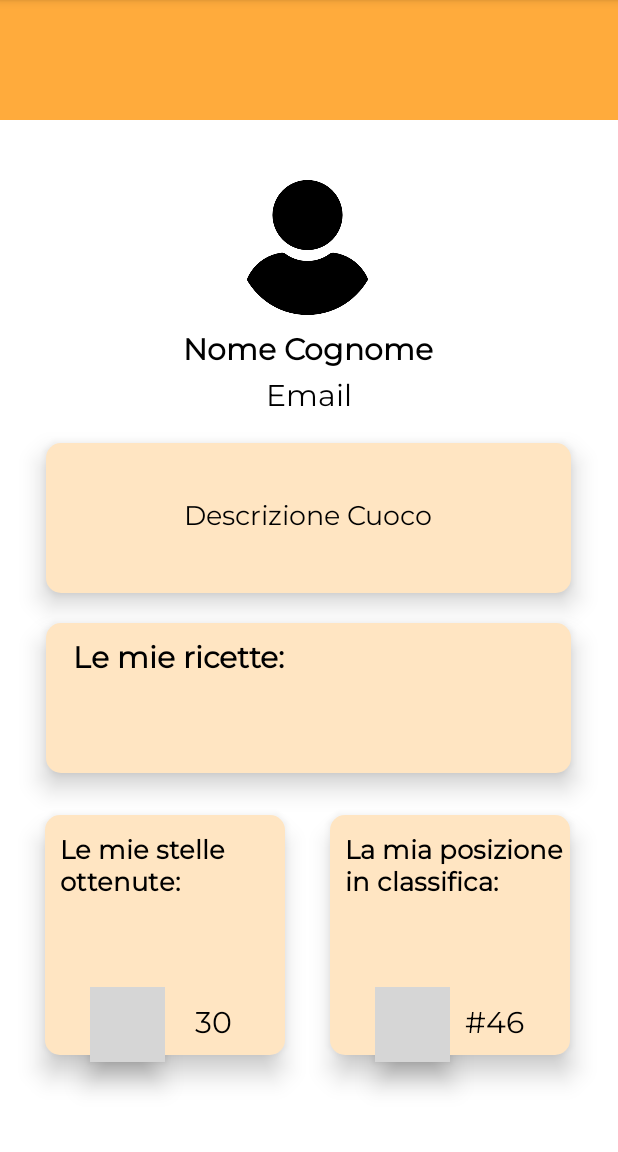
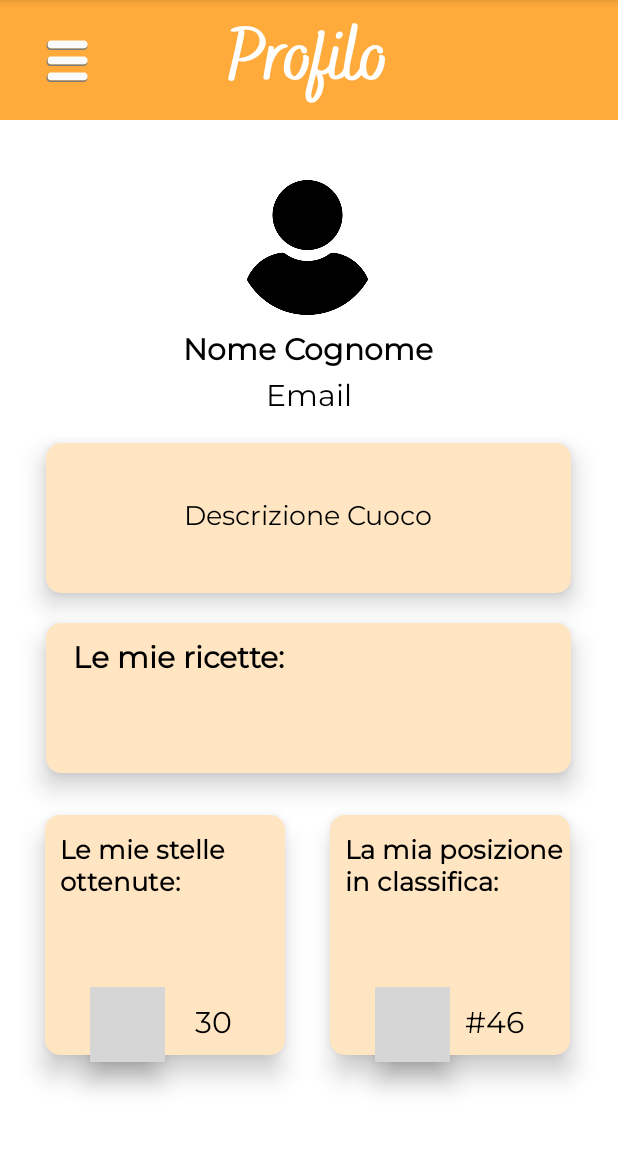
Before and after one commit to filippoarmani/ricettiamo, an Android app: the profile screen opened directly, with no data from a screen before it, on a phone screen of 412 x 824 dp, the part 84-1236 px from its top. Run offline under Robolectric (Android 15) with nearby library versions, the phone set to English and light mode, and no system bars; grey boxes are pictures that could not be loaded.

Commit message:
font bakerie

```diff
--- /dev/null
+++ b/app/src/main/res/drawable/menulat.xml
@@ -0,0 +1,33 @@
+<?xml version="1.0" encoding="utf-8"?>
+<vector xmlns:android="http://schemas.android.com/apk/res/android"
+    android:width="400dp"
+    android:height="334.66666666666663dp"
+    android:viewportWidth="400"
+    android:viewportHeight="334.66666666666663">
+
+    <path
+        android:fillColor="#fbfbfb"
+        android:fillType="evenOdd"
+        android:strokeWidth="1"
+        android:pathData="M43.833 19.710 C 15.676 27.712,14.542 67.321,42.213 76.277 C 46.744 77.744,42.130 77.705,201.667 77.600 L 354.167 77.500 356.833 76.733 C 385.909 68.369,385.844 28.250,356.742 19.816 L 353.925 19.000 200.046 19.024 C 47.486 19.047,46.147 19.053,43.833 19.710 M46.278 138.188 C 15.719 143.732,13.525 186.602,43.333 195.734 L 45.833 196.500 199.000 196.591 C 367.888 196.691,354.307 196.853,359.912 194.678 C 373.394 189.446,381.659 173.814,378.011 160.448 C 375.086 149.732,367.026 141.667,356.167 138.589 L 353.500 137.833 201.167 137.779 C 72.346 137.732,48.439 137.796,46.278 138.188 M47.455 257.016 C 40.519 257.926,32.933 262.138,28.740 267.408 C 14.723 285.023,23.673 310.660,45.403 315.137 C 49.338 315.948,350.995 315.948,354.931 315.137 C 377.060 310.577,386.351 284.021,371.653 267.341 C 367.354 262.462,362.565 259.526,355.500 257.436 C 353.339 256.797,52.255 256.387,47.455 257.016" />
+    <path
+        android:fillColor="#acacac"
+        android:fillType="evenOdd"
+        android:strokeWidth="1"
+        android:pathData="M124.944 77.917 C 166.438 77.963,234.238 77.963,275.611 77.917 C 316.983 77.870,283.033 77.832,200.167 77.832 C 117.300 77.832,83.450 77.870,124.944 77.917" />
+    <path
+        android:fillColor="#7b7b7b"
+        android:fillType="evenOdd"
+        android:strokeWidth="1"
+        android:pathData="M29.793 26.953 C 9.079 38.376,8.100 70.553,28.070 83.583 C 32.853 86.704,37.886 88.368,44.383 88.977 C 49.686 89.473,341.981 89.473,347.284 88.977 C 364.403 87.373,376.901 75.188,377.861 59.167 L 378.041 56.167 377.053 58.524 C 372.572 69.219,363.337 76.409,352.485 77.653 C 348.194 78.144,51.928 78.130,47.833 77.638 C 23.733 74.743,13.304 45.911,29.881 28.007 C 30.902 26.903,31.685 26.003,31.619 26.006 C 31.554 26.009,30.732 26.436,29.793 26.953 M29.500 146.151 C 14.897 154.476,9.362 174.198,17.147 190.167 C 22.106 200.338,31.712 206.749,43.818 207.968 C 48.827 208.472,342.760 208.486,347.715 207.982 C 364.473 206.279,376.925 193.963,377.859 178.167 L 378.037 175.167 377.084 177.500 C 373.260 186.870,365.578 193.668,356.070 196.093 L 353.167 196.833 200.333 196.833 C 52.252 196.833,47.417 196.814,44.833 196.210 C 22.179 190.919,14.084 163.321,30.277 146.583 C 32.099 144.699,32.072 144.684,29.500 146.151 M29.376 265.248 C 9.593 276.951,8.122 306.919,26.656 320.659 C 29.499 322.766,34.309 325.057,38.000 326.062 L 40.833 326.833 195.833 326.833 L 350.833 326.833 353.667 326.062 C 367.336 322.341,377.057 310.731,377.859 297.167 L 378.037 294.167 377.084 296.500 C 372.919 306.701,364.429 313.643,353.866 315.485 C 349.365 316.270,50.969 316.270,46.467 315.485 C 23.110 311.412,13.699 283.485,29.817 266.076 C 30.874 264.934,31.681 264.000,31.612 264.000 C 31.542 264.000,30.536 264.561,29.376 265.248" />
+    <path
+        android:fillColor="#bbbbbb"
+        android:fillType="evenOdd"
+        android:strokeWidth="1"
+        android:pathData="M125.111 196.917 C 166.513 196.963,234.163 196.963,275.444 196.917 C 316.725 196.870,282.850 196.832,200.167 196.832 C 117.483 196.832,83.708 196.870,125.111 196.917" />
+    <path
+        android:fillColor="#cccccc"
+        android:fillType="evenOdd"
+        android:strokeWidth="1"
+        android:pathData="M125.056 315.917 C 166.245 315.963,233.745 315.963,275.056 315.917 C 316.367 315.870,282.667 315.832,200.167 315.832 C 117.667 315.832,83.867 315.870,125.056 315.917" />
+</vector>
--- a/app/src/main/res/layout/activity_profile.xml
+++ b/app/src/main/res/layout/activity_profile.xml
@@ -13,6 +13,18 @@
         android:layout_height="80dp"
         android:background="@drawable/ban" />
 
+    <TextView
+        android:id="@+id/profText"
+        android:layout_width="wrap_content"
+        android:layout_height="wrap_content"
+        android:layout_centerHorizontal="true"
+        android:layout_margin="5dp"
+        android:fontFamily="@font/bakerie"
+        android:text="@string/profilo"
+        android:textColor="@color/white"
+        android:textSize="50dp"
+        android:textStyle="bold" />
+
     <ImageView
         android:id="@+id/user"
         android:contentDescription="@string/nome_cognom"
@@ -23,6 +35,18 @@
         android:layout_alignParentTop="true"
         android:layout_marginTop="120dp"
         android:background="@drawable/user"
+        android:elevation="10dp" />
+
+    <ImageView
+        android:id="@+id/menulat"
+        android:contentDescription="@string/nome_cognom"
+        android:layout_width="30dp"
+        android:layout_height="30dp"
+        android:layout_alignParentStart="true"
+        android:layout_marginStart="30dp"
+        android:layout_alignParentTop="true"
+        android:layout_marginTop="25dp"
+        android:background="@drawable/menulat"
         android:elevation="10dp" />
 
     <TextView
--- a/app/src/main/res/layout/app_bar_main.xml
+++ b/app/src/main/res/layout/app_bar_main.xml
@@ -7,16 +7,10 @@
     tools:context=".MainActivity">
 
     <com.google.android.material.appbar.AppBarLayout
+        android:id="@+id/appBarLayout"
         android:layout_width="match_parent"
         android:layout_height="wrap_content"
         android:theme="@style/Theme.RicettiAmo.AppBarOverlay">
-
-        <androidx.appcompat.widget.Toolbar
-            android:id="@+id/toolbar"
-            android:layout_width="match_parent"
-            android:layout_height="?attr/actionBarSize"
-            android:background="?attr/colorPrimary"
-            app:popupTheme="@style/Theme.RicettiAmo.PopupOverlay" />
 
     </com.google.android.material.appbar.AppBarLayout>
 
@@ -31,4 +25,13 @@
         android:layout_marginBottom="16dp"
         app:srcCompat="@android:drawable/ic_dialog_email" />
 
+    <androidx.appcompat.widget.Toolbar
+        android:id="@+id/toolbar"
+        android:layout_width="match_parent"
+        android:layout_height="?attr/actionBarSize"
+        android:background="?attr/colorPrimary"
+        app:layout_anchor="@+id/appBarLayout"
+        app:layout_anchorGravity="center"
+        app:popupTheme="@style/Theme.RicettiAmo.PopupOverlay" />
+
 </androidx.coordinatorlayout.widget.CoordinatorLayout>
--- a/app/src/main/res/values/strings.xml
+++ b/app/src/main/res/values/strings.xml
@@ -39,6 +39,7 @@
     <string name="stelleTot">30</string>
     <string name="la_mia_posi">La mia posizione in classifica:</string>
     <string name="pos">#46</string>
+    <string name="profilo">Profilo</string>
 
 
 
--- a/app/src/main/res/values/style.xml
+++ b/app/src/main/res/values/style.xml
@@ -166,4 +166,16 @@
 
     </style>
 
+    <style name="profilo">
+
+        <item name="android:textSize">
+            25sp
+        </item>
+
+        <item name="android:textColor">
+            #FFFFFF
+        </item>
+
+    </style>
+
 </resources>
```
Also changed, not shown: app/src/main/res/font/bakerie.otf (added).
